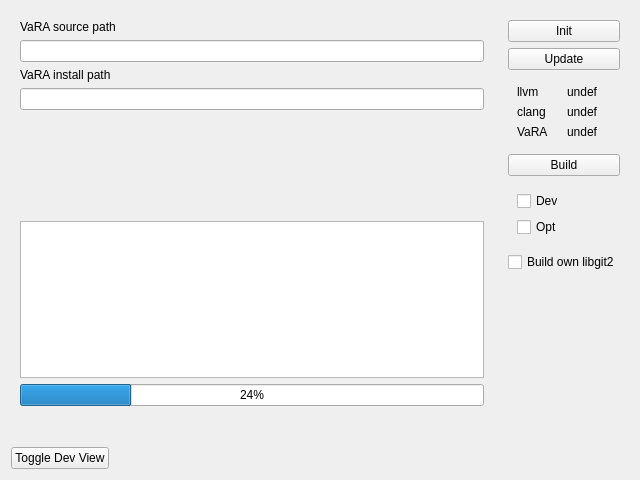
First picture: the form in uicomponents/BuildMenu.ui, repository se-sic/VaRA-Tool-Suite, before the edit.
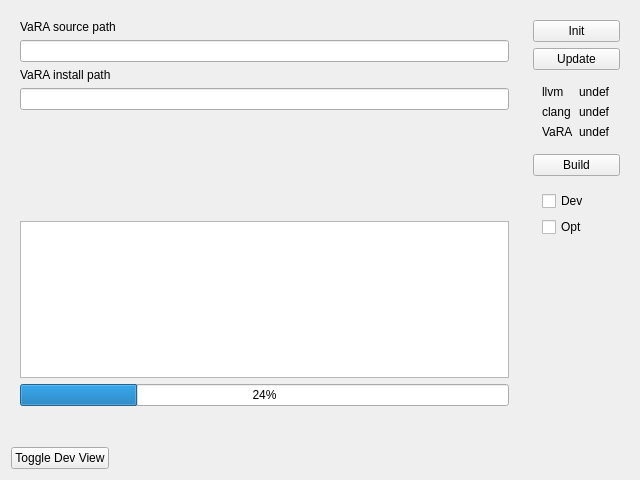
Second picture: the form after the edit.

Commit message: Refactored libgit2 to use config var

Patch:
```diff
--- a/uicomponents/BuildMenu.ui
+++ b/uicomponents/BuildMenu.ui
@@ -206,13 +206,6 @@
         </layout>
        </widget>
       </item>
-      <item>
-       <widget class="QCheckBox" name="libgitButton">
-        <property name="text">
-         <string>Build own libgit2</string>
-        </property>
-       </widget>
-      </item>
       <item>
        <spacer name="verticalSpacer">
         <property name="orientation">
```
The commit also changes 8 other files.
